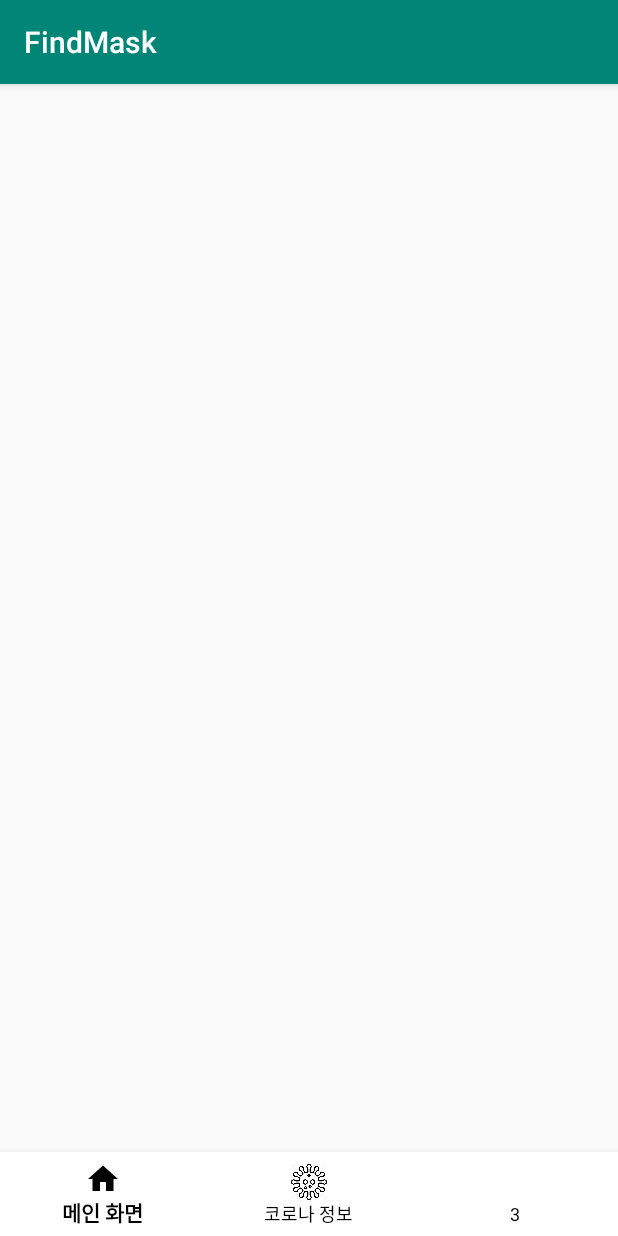
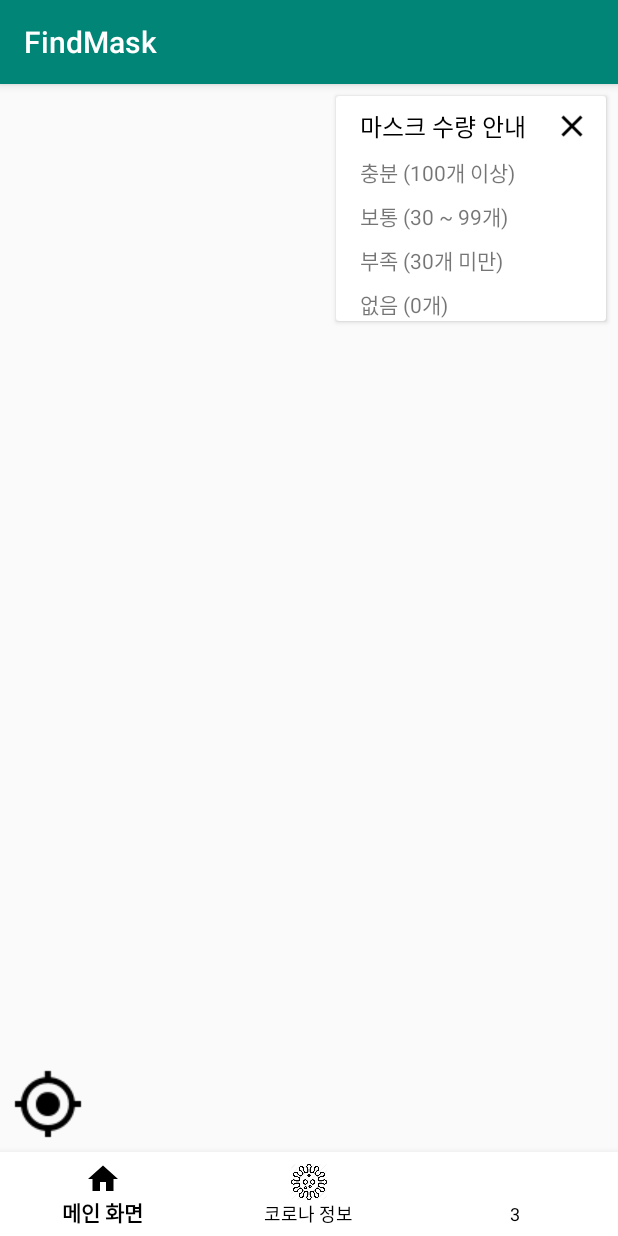
Before and after one commit to mue6328/FindMask-Android, an Android app: the screen it shows after launch (MainActivity), on a phone screen of 412 x 824 dp. Run offline under Robolectric (Android 15) with nearby library versions, the light colour scheme and no system bars; libraries missing offline, so code that uses them is left out: net.daum.mf, okhttp3.internal; 17 statements that could not run were skipped.

Commit message:
[FIX] 재고량 표시, 수량 안내 표시, 현재 위치 기준 중심점

```diff
--- a/app/src/main/res/layout/fragment_main.xml
+++ b/app/src/main/res/layout/fragment_main.xml
@@ -13,6 +13,99 @@
         app:layout_constraintEnd_toEndOf="parent"
         app:layout_constraintStart_toStartOf="parent"
         app:layout_constraintTop_toTopOf="parent" />
+
+    <androidx.cardview.widget.CardView
+        android:id="@+id/mask_cardView"
+        android:layout_marginTop="8dp"
+        android:layout_marginEnd="8dp"
+        android:layout_width="180dp"
+        android:layout_height="150dp"
+        app:layout_constraintEnd_toEndOf="parent"
+        app:layout_constraintTop_toTopOf="parent">
+
+        <androidx.constraintlayout.widget.ConstraintLayout
+            android:layout_width="match_parent"
+            android:layout_height="match_parent">
+
+            <TextView
+                android:id="@+id/maskInfo"
+                android:layout_width="wrap_content"
+                android:layout_height="wrap_content"
+                android:layout_marginStart="16dp"
+                android:layout_marginTop="8dp"
+                android:text="마스크 수량 안내"
+                android:textColor="#000000"
+                android:textSize="16dp"
+                app:layout_constraintStart_toStartOf="parent"
+                app:layout_constraintTop_toTopOf="parent" />
+
+            <ImageView
+                android:id="@+id/clear"
+                android:layout_width="24dp"
+                android:layout_height="24dp"
+                android:layout_marginStart="8dp"
+                android:src="@drawable/baseline_clear_black_24dp"
+                app:layout_constraintBottom_toBottomOf="@+id/maskInfo"
+                app:layout_constraintEnd_toEndOf="parent"
+                app:layout_constraintStart_toEndOf="@+id/maskInfo"
+                app:layout_constraintTop_toTopOf="@+id/maskInfo" />
+
+            <TextView
+                android:id="@+id/plenty"
+                android:layout_width="wrap_content"
+                android:layout_height="wrap_content"
+                android:layout_marginStart="16dp"
+                android:layout_marginTop="8dp"
+                android:text="충분 (100개 이상)"
+                app:layout_constraintStart_toStartOf="parent"
+                app:layout_constraintTop_toBottomOf="@+id/maskInfo" />
+
+            <TextView
+                android:id="@+id/some"
+                android:layout_width="wrap_content"
+                android:layout_height="wrap_content"
+                android:text="보통 (30 ~ 99개)"
+                android:layout_marginStart="16dp"
+                android:layout_marginTop="8dp"
+                app:layout_constraintStart_toStartOf="parent"
+                app:layout_constraintTop_toBottomOf="@+id/plenty" />
+
+            <TextView
+                android:id="@+id/few"
+                android:layout_width="wrap_content"
+                android:layout_height="wrap_content"
+                android:text="부족 (30개 미만)"
+                android:layout_marginStart="16dp"
+                android:layout_marginTop="8dp"
+                app:layout_constraintStart_toStartOf="parent"
+                app:layout_constraintTop_toBottomOf="@+id/some" />
+
+            <TextView
+                android:id="@+id/empty"
+                android:layout_width="wrap_content"
+                android:layout_height="wrap_content"
+                android:text="없음 (0개)"
+                android:layout_marginStart="16dp"
+                android:layout_marginTop="8dp"
+                app:layout_constraintStart_toStartOf="parent"
+                app:layout_constraintTop_toBottomOf="@+id/few" />
+
+
+
+        </androidx.constraintlayout.widget.ConstraintLayout>
+
+
+    </androidx.cardview.widget.CardView>
+
+    <ImageView
+        android:id="@+id/centerPoint"
+        android:layout_width="wrap_content"
+        android:layout_height="wrap_content"
+        android:layout_marginBottom="8dp"
+        android:layout_marginStart="8dp"
+        android:src="@drawable/baseline_gps_fixed_black_24dp"
+        app:layout_constraintBottom_toBottomOf="parent"
+        app:layout_constraintStart_toStartOf="parent" />
 
     <androidx.constraintlayout.widget.ConstraintLayout
         android:id="@+id/moreInfo"
```
Also changed, not shown: app/src/main/java/com/example/findmask/fragment/MainFragment.kt (+50 -37 lines), app/src/main/res/drawable/baseline_clear_black_24dp.png (added), app/src/main/res/drawable/baseline_gps_fixed_black_24dp.png (added).
